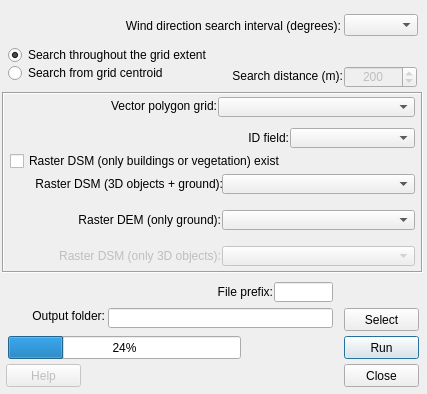
UMEP-dev/UMEP, file ImageMorphParam/image_morph_param_dialog_base.ui: the form before one commit.
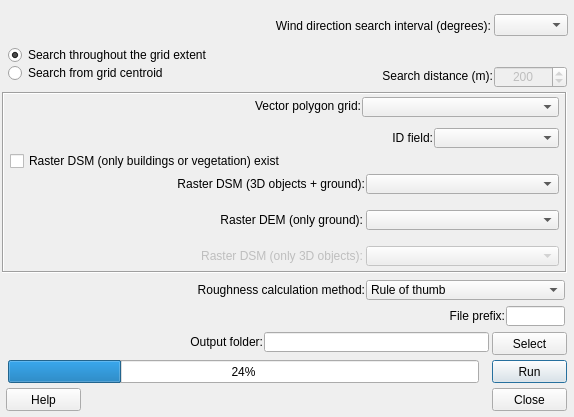
The form after the commit.

Diff of the .ui file:
```diff
--- a/ImageMorphParam/image_morph_param_dialog_base.ui
+++ b/ImageMorphParam/image_morph_param_dialog_base.ui
@@ -6,8 +6,8 @@
    <rect>
     <x>0</x>
     <y>0</y>
-    <width>427</width>
-    <height>394</height>
+    <width>574</width>
+    <height>417</height>
    </rect>
   </property>
   <property name="windowTitle">
@@ -17,8 +17,8 @@
    <property name="geometry">
     <rect>
      <x>8</x>
-     <y>336</y>
-     <width>233</width>
+     <y>360</y>
+     <width>471</width>
      <height>23</height>
     </rect>
    </property>
@@ -29,8 +29,8 @@
   <widget class="QPushButton" name="runButton">
    <property name="geometry">
     <rect>
-     <x>344</x>
-     <y>336</y>
+     <x>492</x>
+     <y>360</y>
      <width>75</width>
      <height>23</height>
     </rect>
@@ -45,8 +45,8 @@
    </property>
    <property name="geometry">
     <rect>
-     <x>344</x>
-     <y>364</y>
+     <x>492</x>
+     <y>388</y>
      <width>75</width>
      <height>23</height>
     </rect>
@@ -58,8 +58,8 @@
   <widget class="QLineEdit" name="textOutput">
    <property name="geometry">
     <rect>
-     <x>108</x>
-     <y>308</y>
+     <x>264</x>
+     <y>332</y>
      <width>225</width>
      <height>20</height>
     </rect>
@@ -68,8 +68,8 @@
   <widget class="QPushButton" name="pushButtonSave">
    <property name="geometry">
     <rect>
-     <x>344</x>
-     <y>308</y>
+     <x>492</x>
+     <y>332</y>
      <width>75</width>
      <height>23</height>
     </rect>
@@ -82,8 +82,8 @@
    <property name="geometry">
     <rect>
      <x>4</x>
-     <y>308</y>
-     <width>101</width>
+     <y>334</y>
+     <width>259</width>
      <height>16</height>
     </rect>
    </property>
@@ -99,7 +99,7 @@
     <rect>
      <x>2</x>
      <y>92</y>
-     <width>421</width>
+     <width>565</width>
      <height>181</height>
     </rect>
    </property>
@@ -115,7 +115,7 @@
     </property>
     <property name="geometry">
      <rect>
-      <x>220</x>
+      <x>364</x>
       <y>154</y>
       <width>193</width>
       <height>20</height>
@@ -125,9 +125,9 @@
    <widget class="QLabel" name="label_3">
     <property name="geometry">
      <rect>
-      <x>22</x>
+      <x>8</x>
       <y>120</y>
-      <width>197</width>
+      <width>353</width>
       <height>16</height>
      </rect>
     </property>
@@ -147,9 +147,9 @@
     </property>
     <property name="geometry">
      <rect>
-      <x>38</x>
+      <x>8</x>
       <y>156</y>
-      <width>181</width>
+      <width>353</width>
       <height>16</height>
      </rect>
     </property>
@@ -166,7 +166,7 @@
    <widget class="QComboBox" name="comboBox_Polygrid">
     <property name="geometry">
      <rect>
-      <x>216</x>
+      <x>360</x>
       <y>5</y>
       <width>197</width>
       <height>20</height>
@@ -183,7 +183,7 @@
    <widget class="QComboBox" name="comboBox_DSMbuildground">
     <property name="geometry">
      <rect>
-      <x>220</x>
+      <x>364</x>
       <y>82</y>
       <width>193</width>
       <height>20</height>
@@ -193,9 +193,9 @@
    <widget class="QLabel" name="label_2">
     <property name="geometry">
      <rect>
-      <x>4</x>
+      <x>6</x>
       <y>84</y>
-      <width>217</width>
+      <width>357</width>
       <height>16</height>
      </rect>
     </property>
@@ -212,7 +212,7 @@
    <widget class="QComboBox" name="comboBox_Field">
     <property name="geometry">
      <rect>
-      <x>288</x>
+      <x>432</x>
       <y>36</y>
       <width>125</width>
       <height>20</height>
@@ -225,7 +225,7 @@
    <widget class="QComboBox" name="comboBox_DEM">
     <property name="geometry">
      <rect>
-      <x>220</x>
+      <x>364</x>
       <y>118</y>
       <width>193</width>
       <height>20</height>
@@ -237,7 +237,7 @@
      <rect>
       <x>8</x>
       <y>60</y>
-      <width>341</width>
+      <width>547</width>
       <height>18</height>
      </rect>
     </property>
@@ -248,9 +248,9 @@
    <widget class="QLabel" name="label">
     <property name="geometry">
      <rect>
-      <x>80</x>
+      <x>22</x>
       <y>6</y>
-      <width>135</width>
+      <width>337</width>
       <height>16</height>
      </rect>
     </property>
@@ -267,9 +267,9 @@
    <widget class="QLabel" name="label_5">
     <property name="geometry">
      <rect>
-      <x>210</x>
+      <x>184</x>
       <y>38</y>
-      <width>77</width>
+      <width>247</width>
       <height>16</height>
      </rect>
     </property>
@@ -284,9 +284,9 @@
   <widget class="QLabel" name="label_8">
    <property name="geometry">
     <rect>
-     <x>18</x>
+     <x>34</x>
      <y>18</y>
-     <width>323</width>
+     <width>457</width>
      <height>16</height>
     </rect>
    </property>
@@ -300,7 +300,7 @@
   <widget class="QComboBox" name="degreeBox">
    <property name="geometry">
     <rect>
-     <x>344</x>
+     <x>494</x>
      <y>14</y>
      <width>74</width>
      <height>22</height>
@@ -310,9 +310,9 @@
   <widget class="QLabel" name="label_7">
    <property name="geometry">
     <rect>
-     <x>204</x>
+     <x>306</x>
      <y>68</y>
-     <width>139</width>
+     <width>187</width>
      <height>16</height>
     </rect>
    </property>
@@ -329,7 +329,7 @@
    </property>
    <property name="geometry">
     <rect>
-     <x>344</x>
+     <x>494</x>
      <y>66</y>
      <width>73</width>
      <height>22</height>
@@ -359,7 +359,7 @@
     <rect>
      <x>8</x>
      <y>46</y>
-     <width>265</width>
+     <width>331</width>
      <height>18</height>
     </rect>
    </property>
@@ -375,7 +375,7 @@
     <rect>
      <x>8</x>
      <y>64</y>
-     <width>203</width>
+     <width>291</width>
      <height>18</height>
     </rect>
    </property>
@@ -385,12 +385,12 @@
   </widget>
   <widget class="QPushButton" name="closeButton_2">
    <property name="enabled">
-    <bool>false</bool>
+    <bool>true</bool>
    </property>
    <property name="geometry">
     <rect>
      <x>6</x>
-     <y>364</y>
+     <y>388</y>
      <width>75</width>
      <height>23</height>
     </rect>
@@ -402,8 +402,8 @@
   <widget class="QLabel" name="label_9">
    <property name="geometry">
     <rect>
-     <x>160</x>
-     <y>284</y>
+     <x>392</x>
+     <y>308</y>
      <width>113</width>
      <height>16</height>
     </rect>
@@ -418,13 +418,72 @@
   <widget class="QLineEdit" name="textOutput_prefix">
    <property name="geometry">
     <rect>
-     <x>274</x>
-     <y>282</y>
+     <x>506</x>
+     <y>306</y>
      <width>59</width>
      <height>20</height>
     </rect>
    </property>
   </widget>
+  <widget class="QComboBox" name="comboBox_Roughness">
+   <property name="geometry">
+    <rect>
+     <x>366</x>
+     <y>280</y>
+     <width>199</width>
+     <height>20</height>
+    </rect>
+   </property>
+   <item>
+    <property name="text">
+     <string>Rule of thumb</string>
+    </property>
+   </item>
+   <item>
+    <property name="text">
+     <string>Raupach (1994/95)</string>
+    </property>
+   </item>
+   <item>
+    <property name="text">
+     <string>Simplified Bottema (1995)</string>
+    </property>
+   </item>
+   <item>
+    <property name="text">
+     <string>MacDonald et al. (1998)</string>
+    </property>
+   </item>
+   <item>
+    <property name="text">
+     <string>Millward-Hopkins et al. (2011)</string>
+    </property>
+   </item>
+   <item>
+    <property name="text">
+     <string>Kanda et al. (2013)</string>
+    </property>
+   </item>
+  </widget>
+  <widget class="QLabel" name="label_10">
+   <property name="geometry">
+    <rect>
+     <x>10</x>
+     <y>282</y>
+     <width>355</width>
+     <height>16</height>
+    </rect>
+   </property>
+   <property name="text">
+    <string>Roughness calculation method:</string>
+   </property>
+   <property name="alignment">
+    <set>Qt::AlignRight|Qt::AlignTrailing|Qt::AlignVCenter</set>
+   </property>
+   <property name="buddy">
+    <cstring>comboBox_DEM</cstring>
+   </property>
+  </widget>
  </widget>
  <resources/>
  <connections>
```
Left out of the diff: 2 changed lines with no effect on the pictures.
